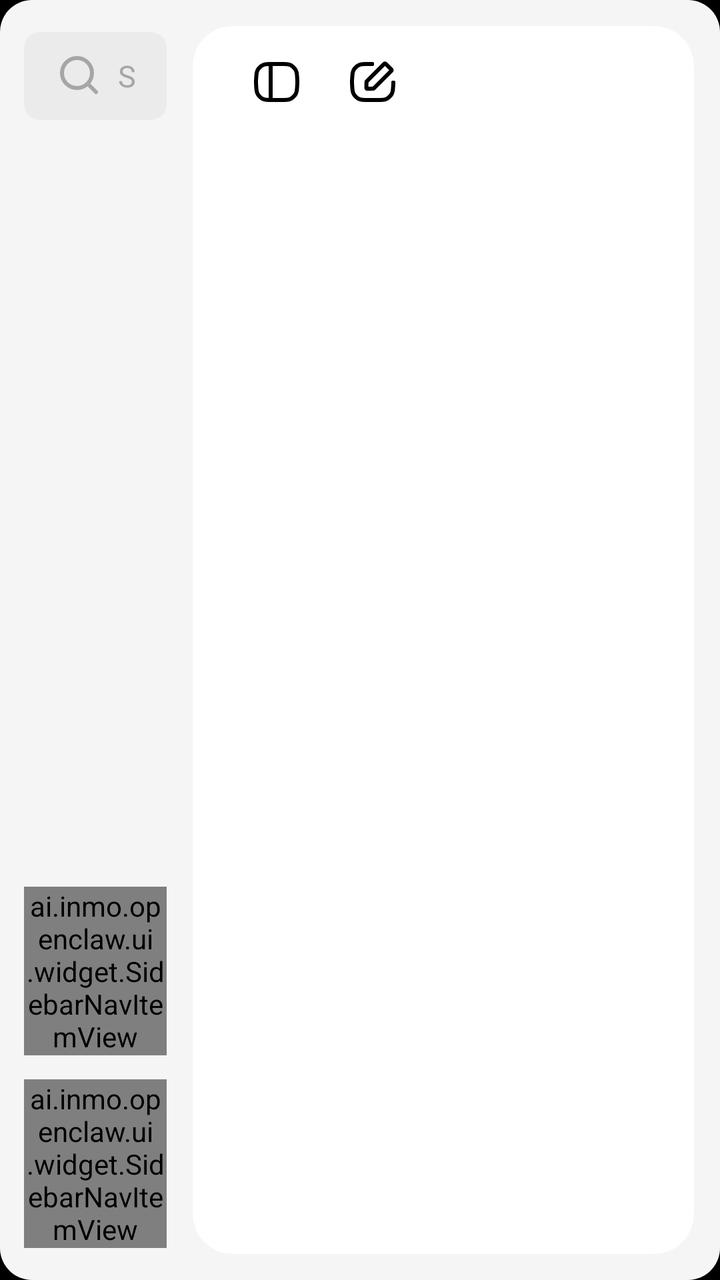
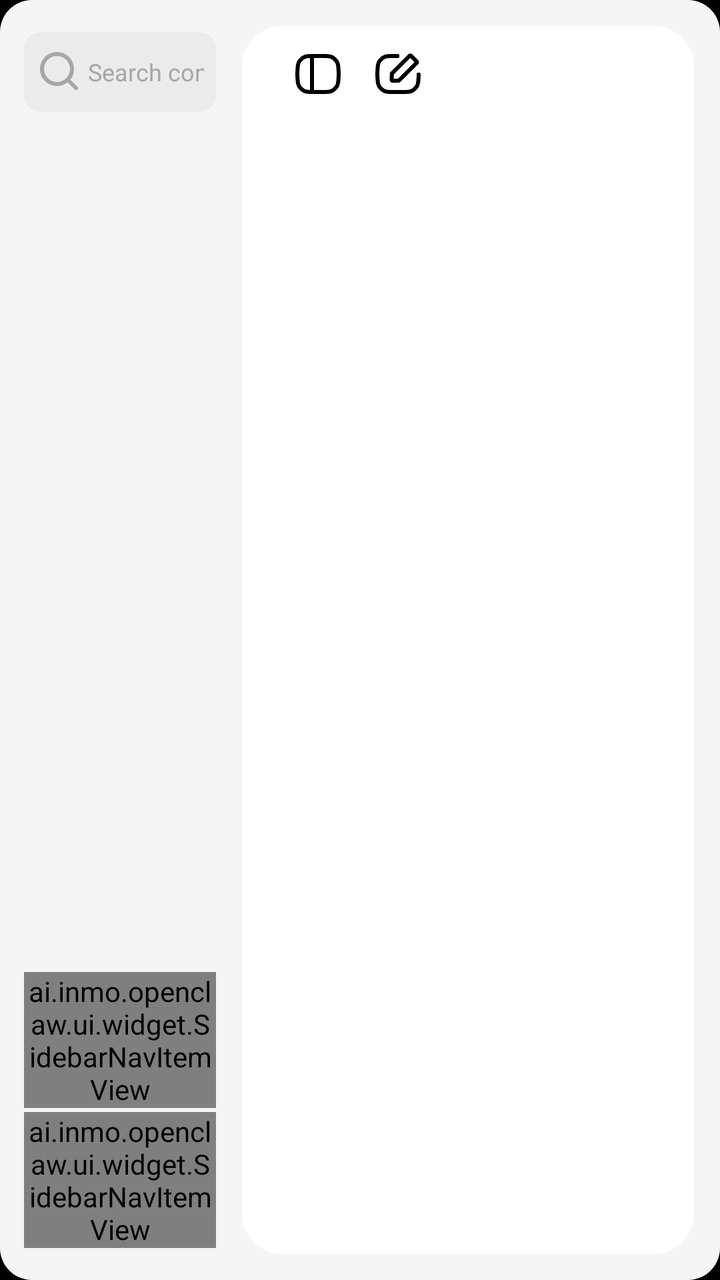

An Android layout rendered at two revisions. The XML below is the earlier revision; the diff shows what the commit changed to produce the second picture.
<!-- AndroidManifest.xml: application theme Theme.INMOClaw -->
<!-- res/layout/activity_shell.xml -->
<?xml version="1.0" encoding="utf-8"?>
<LinearLayout xmlns:android="http://schemas.android.com/apk/res/android"
    xmlns:app="http://schemas.android.com/apk/res-auto"
    android:id="@+id/shellRoot"
    android:layout_width="match_parent"
    android:layout_height="match_parent"
    android:background="@drawable/bg_shell_external"
    android:orientation="horizontal">

    <LinearLayout
        android:id="@+id/sidebarContainer"
        android:layout_width="0dp"
        android:layout_height="match_parent"
        android:layout_weight="1"
        android:orientation="vertical"
        android:paddingStart="12dp"
        android:paddingTop="16dp"
        android:paddingBottom="16dp">

        <TextView
            android:id="@+id/sidebarSearchInput"
            android:layout_width="match_parent"
            android:layout_height="44dp"
            android:background="@drawable/bg_shell_search_field"
            android:clickable="true"
            android:drawableStart="@drawable/ic_shell_search"
            android:drawablePadding="7dp"
            android:focusable="false"
            android:focusableInTouchMode="false"
            android:fontFamily="sans-serif"
            android:gravity="center_vertical"
            android:hint="@string/shell_search_hint"
            android:importantForAutofill="no"
            android:inputType="text"
            android:maxLines="1"
            android:paddingStart="16dp"
            android:paddingEnd="16dp"
            android:textColor="@color/text_primary"
            android:textColorHint="@color/sidebar_muted"
            android:textSize="15sp" />

        <TextView
            android:id="@+id/newChatButton"
            android:layout_width="match_parent"
            android:layout_height="wrap_content"
            android:visibility="gone"
            android:layout_marginTop="12dp"
            android:background="@drawable/bg_shell_new_chat"
            android:clickable="true"
            android:focusable="true"
            android:fontFamily="sans-serif-medium"
            android:gravity="center"
            android:minHeight="56dp"
            android:paddingStart="18dp"
            android:paddingTop="16dp"
            android:paddingEnd="18dp"
            android:paddingBottom="16dp"
            android:text="@string/chat_new"
            android:textColor="@color/text_primary"
            android:textSize="16sp" />

        <TextView
            android:layout_width="wrap_content"
            android:layout_height="wrap_content"
            android:layout_marginTop="20dp"
            android:visibility="gone"
            android:fontFamily="sans-serif-medium"
            android:text="@string/chat_sessions"
            android:textColor="@color/sidebar_muted"
            android:textSize="12sp"
            android:textStyle="bold" />

        <FrameLayout
            android:layout_width="match_parent"
            android:layout_height="0dp"
            android:layout_marginTop="12dp"
            android:layout_weight="1">

            <androidx.recyclerview.widget.RecyclerView
                android:id="@+id/sidebarSessionsRecycler"
                android:layout_width="match_parent"
                android:layout_height="match_parent"
                android:clipToPadding="false"
                android:paddingBottom="16dp" />

            <LinearLayout
                android:id="@+id/sidebarEmptyView"
                android:layout_width="match_parent"
                android:layout_height="match_parent"
                android:gravity="center"
                android:orientation="vertical"
                android:paddingStart="24dp"
                android:paddingEnd="24dp"
                android:visibility="gone">

                <ImageView
                    android:layout_width="140dp"
                    android:layout_height="140dp"
                    android:contentDescription="@null"
                    android:src="@drawable/ic_shell_empty_history" />

                <TextView
                    android:layout_width="wrap_content"
                    android:layout_height="wrap_content"
                    android:layout_marginTop="8dp"
                    android:fontFamily="sans-serif"
                    android:gravity="center"
                    android:text="@string/shell_session_empty"
                    android:textColor="@color/sidebar_muted"
                    android:textSize="18sp" />
            </LinearLayout>
        </FrameLayout>

        <LinearLayout
            android:layout_width="match_parent"
            android:layout_height="wrap_content"
            android:gravity="bottom"
            android:orientation="vertical">

            <ai.inmo.openclaw.ui.widget.SidebarNavItemView
                android:id="@+id/navIdeas"
                android:layout_width="match_parent"
                android:layout_height="wrap_content"
                app:navIcon="@drawable/ic_shell_ideas"
                app:navIconTint="@color/black"
                app:navText="@string/ideas_title" />









            <ai.inmo.openclaw.ui.widget.SidebarNavItemView
                android:id="@+id/navSetting"
                android:layout_width="match_parent"
                android:layout_height="wrap_content"
                android:layout_marginTop="12dp"
                app:navIcon="@drawable/ic_shell_setting"
                app:navIconTint="@color/black"
                app:navText="@string/settings_title" />
        </LinearLayout>
    </LinearLayout>


    <FrameLayout
        android:layout_width="0dp"
        android:layout_height="match_parent"
        android:layout_weight="3"
        android:layout_margin="13dp">

        <LinearLayout
            android:clipToOutline="true"
            android:layout_width="match_parent"
            android:layout_height="match_parent"
            android:background="@drawable/bg_chat_screen_surface"
            android:orientation="vertical">

            <LinearLayout
                android:id="@+id/chatHeader"
                android:layout_width="match_parent"
                android:layout_height="wrap_content"
                android:layout_marginHorizontal="18dp"
                android:layout_marginVertical="4dp"
                android:gravity="center_vertical"
                android:orientation="horizontal">

                <ImageButton
                    android:id="@+id/sidebarButton"
                    android:layout_width="48dp"
                    android:layout_height="48dp"
                    android:padding="8dp"
                    android:background="@drawable/bg_chat_icon_button"
                    android:contentDescription="@string/shell_open_sidebar"
                    android:scaleType="fitXY"
                    android:src="@drawable/ic_chat_sidebar"
                    app:tint="@color/black" />

                <ImageButton
                    android:id="@+id/newConversationButton"
                    android:layout_width="48dp"
                    android:layout_height="48dp"
                    android:padding="8dp"
                    android:background="@drawable/bg_chat_icon_button"
                    android:contentDescription="@string/chat_new"
                    android:scaleType="fitXY"
                    android:src="@drawable/ic_chat_new_conversation"
                    app:tint="@color/black" />

                <Space
                    android:layout_width="0dp"
                    android:layout_height="1dp"
                    android:layout_weight="1" />

                <LinearLayout
                    android:id="@+id/usageChip"
                    android:layout_width="wrap_content"
                    android:layout_height="40dp"
                    android:gravity="center_vertical"
                    android:orientation="horizontal"
                    android:paddingStart="12dp"
                    android:paddingEnd="14dp"
                    android:visibility="gone">

                    <ImageView
                        android:layout_width="24dp"
                        android:layout_height="24dp"
                        android:contentDescription="@null"
                        android:src="@drawable/ic_chat_data"
                        app:tint="@color/gray" />

                    <TextView
                        android:id="@+id/usageText"
                        android:layout_width="wrap_content"
                        android:layout_height="wrap_content"
                        android:layout_marginStart="8dp"
                        android:text="@string/chat_usage_hint"
                        android:textColor="@color/text_secondary"
                        android:textSize="13sp" />
                </LinearLayout>
            </LinearLayout>

            <androidx.fragment.app.FragmentContainerView
                android:id="@+id/shellFragmentContainer"
                android:layout_width="match_parent"
                android:layout_height="0dp"
                android:layout_weight="1" />









        </LinearLayout>

        <LinearLayout
            android:id="@+id/shellTopNotice"
            android:layout_width="wrap_content"
            android:layout_height="wrap_content"
            android:layout_gravity="top|center_horizontal"
            android:layout_marginTop="20dp"
            android:background="@drawable/bg_shell_top_notice"
            android:elevation="18dp"
            android:gravity="center"
            android:orientation="horizontal"
            android:paddingStart="20dp"
            android:paddingTop="10dp"
            android:paddingEnd="20dp"
            android:paddingBottom="10dp"
            android:visibility="gone">

            <ImageView
                android:layout_width="20dp"
                android:layout_height="20dp"
                android:contentDescription="@null"
                android:src="@drawable/ic_shell_notice_warning" />

            <TextView
                android:layout_width="wrap_content"
                android:layout_height="wrap_content"
                android:layout_marginStart="12dp"
                android:fontFamily="sans-serif"
                android:gravity="center"
                android:includeFontPadding="false"
                android:maxLines="1"
                android:text="@string/shell_top_notice_no_network"
                android:textColor="@color/black"
                android:textSize="16sp" />
        </LinearLayout>
    </FrameLayout>
</LinearLayout>
<!-- resources referenced by this layout -->
<resources>
  <color name="black">#FF000000</color>
  <color name="gray">#8C8C8C</color>
  <color name="sidebar_muted">#A6A6A6</color>
  <color name="text_primary">#111827</color>
  <color name="text_secondary">#6B7280</color>
  <!-- drawable bg_chat_icon_button (drawable) -->
  <?xml version="1.0" encoding="utf-8"?>
  <selector xmlns:android="http://schemas.android.com/apk/res/android">
      <item android:state_pressed="true">
          <shape>
              <solid android:color="@color/sidebar_selected" />
              <corners android:radius="16dp" />
          </shape>
      </item>
      <item>
          <shape>
              <solid android:color="@android:color/transparent" />
              <corners android:radius="16dp" />
          </shape>
      </item>
  </selector>
  <!-- drawable bg_chat_screen_surface (drawable) -->
  <?xml version="1.0" encoding="utf-8"?>
  <shape xmlns:android="http://schemas.android.com/apk/res/android">
      <solid android:color="@color/surface_card" />
      <corners android:radius="20dp" />
  </shape>
  <!-- drawable bg_shell_external (drawable) -->
  <?xml version="1.0" encoding="utf-8"?>
  <shape xmlns:android="http://schemas.android.com/apk/res/android"
      android:shape="rectangle">
      <corners android:radius="16dp" />
      <solid android:color="@color/surface_primary" />
  
  </shape>
  <!-- drawable bg_shell_search_field (drawable) -->
  <?xml version="1.0" encoding="utf-8"?>
  <shape xmlns:android="http://schemas.android.com/apk/res/android">
      <solid android:color="@color/sidebar_chip" />
      <corners android:radius="8dp" />
  </shape>
  <!-- drawable bg_shell_top_notice (drawable) -->
  <?xml version="1.0" encoding="utf-8"?>
  <shape xmlns:android="http://schemas.android.com/apk/res/android"
      android:shape="rectangle">
      <solid android:color="@color/white" />
      <corners android:radius="16dp" />
      <stroke
          android:width="1dp"
          android:color="#29000000" />
  </shape>
  <string name="chat_new">New Chat</string>
  <string name="chat_sessions">Conversations</string>
  <string name="chat_usage_hint">Used %1$s, %2$s%% remaining</string>
  <string name="ideas_title">Ideas</string>
  <string name="settings_title">Settings</string>
  <string name="shell_open_sidebar">Open sidebar</string>
  <string name="shell_search_hint">Search conversations</string>
  <string name="shell_session_empty">No history dialogues available</string>
  <string name="shell_top_notice_no_network">无网络，请检查连接</string>
  <style name="Theme.INMOClaw" parent="Base.Theme.INMOClaw" />
  <color name="sidebar_selected">#04000000</color>
  <color name="surface_card">#FFFFFFFF</color>
  <color name="surface_primary">#F5F5F5</color>
  <color name="sidebar_pressed">#16000000</color>
  <color name="sidebar_chip">#0A000000</color>
  <color name="stroke_soft">#D6DCE7</color>
  <color name="white">#FFFFFFFF</color>
  <style name="Base.Theme.INMOClaw" parent="Theme.Material3.DayNight.NoActionBar">
          
          <item name="android:defaultFocusHighlightEnabled" tools:targetApi="o">false</item>
          <item name="android:statusBarColor">@android:color/transparent</item>
          <item name="android:windowLightStatusBar">true</item>
          <item name="colorPrimary">@color/brand_primary</item>
          <item name="android:colorBackground">@color/black</item>
          <item name="android:windowBackground">@color/black</item>
      </style>
  <color name="brand_primary">#3978F3</color>
  <!-- unchanged entries left out for length: 9 -->
</resources>

<!-- the commit's change to res/layout/activity_shell.xml (unified diff, before → after) -->
@@ -11,7 +11,7 @@
         android:id="@+id/sidebarContainer"
         android:layout_width="0dp"
         android:layout_height="match_parent"
-        android:layout_weight="1"
+        android:layout_weight="1.2"
         android:orientation="vertical"
         android:paddingStart="12dp"
         android:paddingTop="16dp"
@@ -20,11 +20,11 @@
         <TextView
             android:id="@+id/sidebarSearchInput"
             android:layout_width="match_parent"
-            android:layout_height="44dp"
+            android:layout_height="40dp"
             android:background="@drawable/bg_shell_search_field"
             android:clickable="true"
             android:drawableStart="@drawable/ic_shell_search"
-            android:drawablePadding="7dp"
+            android:drawablePadding="2dp"
             android:focusable="false"
             android:focusableInTouchMode="false"
             android:fontFamily="sans-serif"
@@ -33,11 +33,11 @@
             android:importantForAutofill="no"
             android:inputType="text"
             android:maxLines="1"
-            android:paddingStart="16dp"
-            android:paddingEnd="16dp"
+            android:paddingStart="6dp"
+            android:paddingEnd="6dp"
             android:textColor="@color/text_primary"
             android:textColorHint="@color/sidebar_muted"
-            android:textSize="15sp" />
+            android:textSize="12sp" />
 
         <TextView
             android:id="@+id/newChatButton"
@@ -137,7 +137,7 @@
                 android:id="@+id/navSetting"
                 android:layout_width="match_parent"
                 android:layout_height="wrap_content"
-                android:layout_marginTop="12dp"
+                android:layout_marginTop="2dp"
                 app:navIcon="@drawable/ic_shell_setting"
                 app:navIconTint="@color/black"
                 app:navText="@string/settings_title" />
@@ -148,7 +148,7 @@
     <FrameLayout
         android:layout_width="0dp"
         android:layout_height="match_parent"
-        android:layout_weight="3"
+        android:layout_weight="2.5"
         android:layout_margin="13dp">
 
         <LinearLayout
@@ -169,9 +169,9 @@
 
                 <ImageButton
                     android:id="@+id/sidebarButton"
-                    android:layout_width="48dp"
-                    android:layout_height="48dp"
-                    android:padding="8dp"
+                    android:layout_width="40dp"
+                    android:layout_height="40dp"
+                    android:padding="4dp"
                     android:background="@drawable/bg_chat_icon_button"
                     android:contentDescription="@string/shell_open_sidebar"
                     android:scaleType="fitXY"
@@ -180,9 +180,9 @@
 
                 <ImageButton
                     android:id="@+id/newConversationButton"
-                    android:layout_width="48dp"
-                    android:layout_height="48dp"
-                    android:padding="8dp"
+                    android:layout_width="40dp"
+                    android:layout_height="40dp"
+                    android:padding="4dp"
                     android:background="@drawable/bg_chat_icon_button"
                     android:contentDescription="@string/chat_new"
                     android:scaleType="fitXY"
